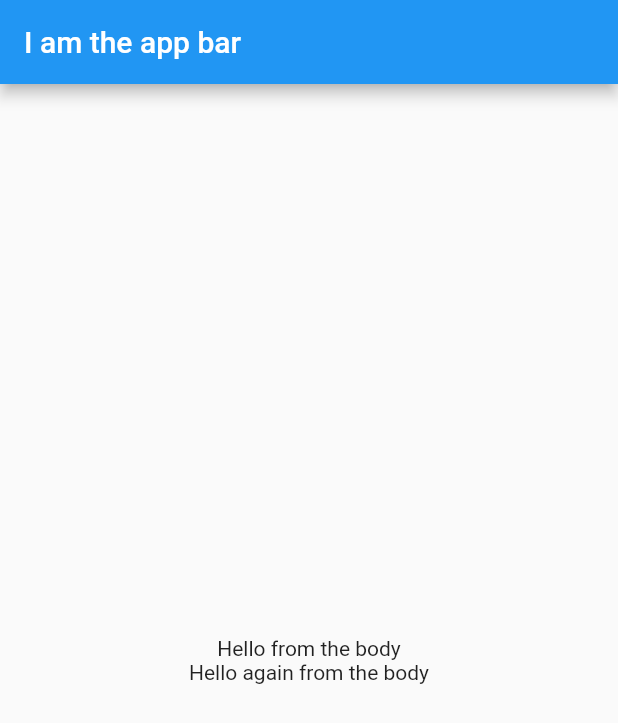
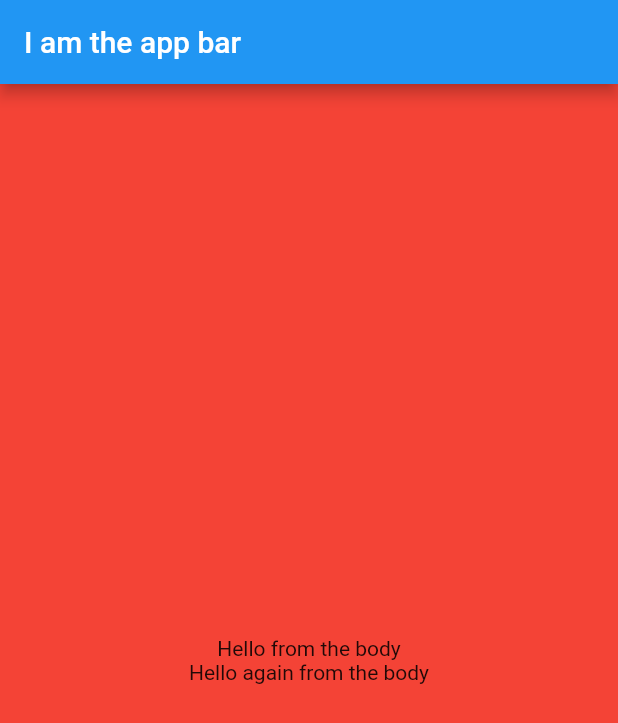
Before and after one commit to fatmata597/flutter-mobile-development, a Flutter app: the screen it shows after launch, on a phone screen of 412 x 824 dp. Shown: the top 723 px of the screen. Run offline on Flutter 3.47's test engine with Material 2 defaults, Android fonts, the phone set to English and light mode, and no system bars.

Commit message:
center x and y using container alignment

```diff
--- a/app_01/lib/main.dart
+++ b/app_01/lib/main.dart
@@ -132,7 +132,9 @@ class MyApp extends StatelessWidget {
         appBar: AppBar(
           title: Text('I am the app bar'),
         ),
-        body: Center(
+        body: Container(
+          alignment: Alignment.center,
+          color: Colors.red,
           child: Column(
             mainAxisAlignment: MainAxisAlignment.center,
             children: <Widget>[
```
